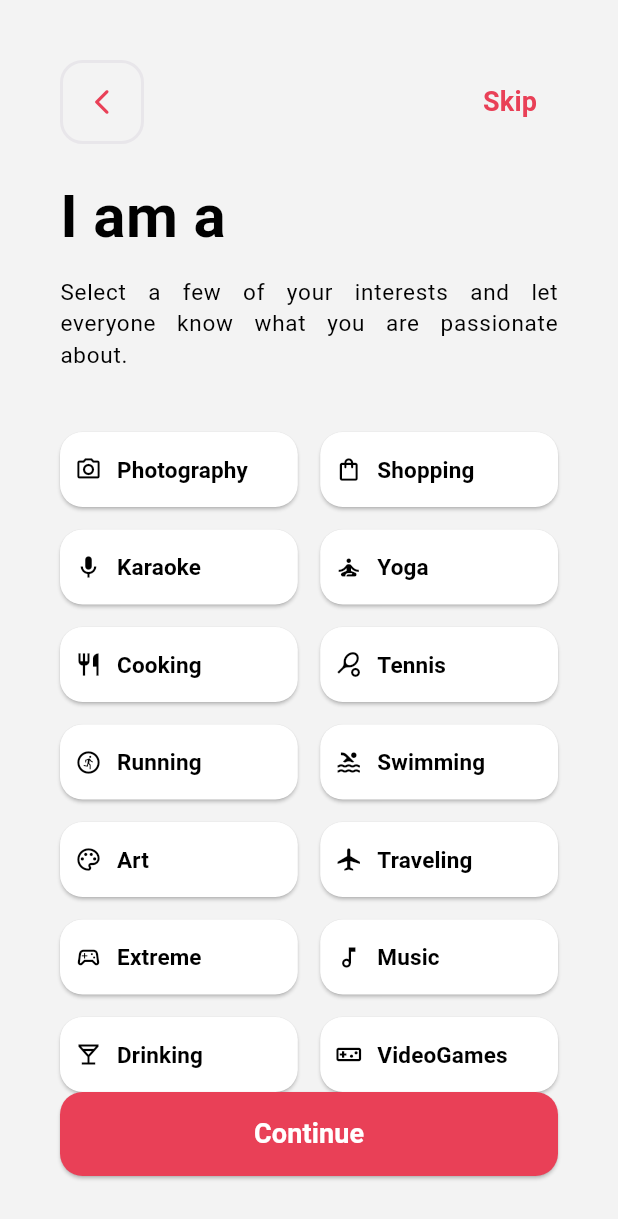
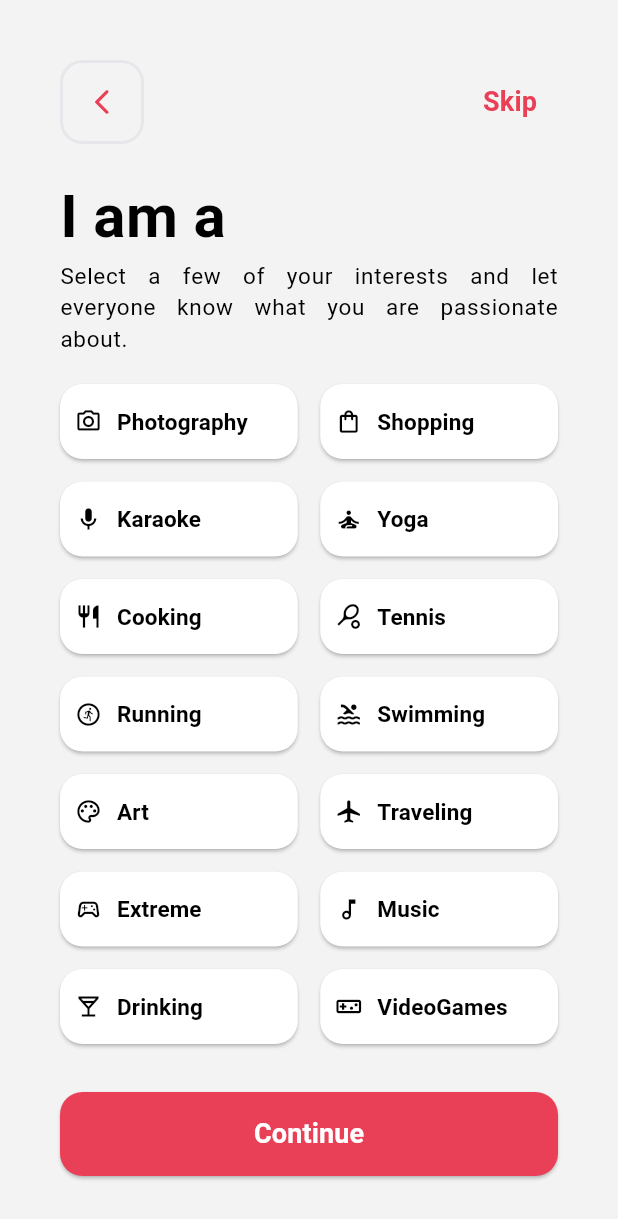
Before and after one commit to lantuyan/dating_app, a Flutter app: the screen it shows after launch, after a tap on "Continue", on a phone screen of 412 x 824 dp. Shown: the top 1219 px of the screen. Run offline on Flutter 3.47's test engine with Material 2 defaults, Android fonts, the phone set to English and light mode, and no system bars; our stand-ins replace dio, equatable, flutter_bloc, flutter_svg, freezed_annotation, get_it and 7 more; generated files the repository leaves out were written again.

Commit message:
Update passion_screen.dart
Keep original file

```diff
--- a/lib/screens/auth/passion/passion_screen.dart
+++ b/lib/screens/auth/passion/passion_screen.dart
@@ -2,7 +2,6 @@ import 'package:flutter/material.dart';
 
 import '../../../navigation/navigation.dart';
 import '../../../theme/color_schemes.dart';
-import '../../../theme/theme.dart';
 import '../widgets/widgets.dart';
 import 'model/passion.dart';
 import 'select_passion.dart';
@@ -15,9 +14,7 @@ class PassionScreen extends StatelessWidget {
   @override
   Widget build(BuildContext context) {
     final passionList = fakeInterests;
-    return MaterialApp(
-      theme: AppTheme.light,
-      home: Scaffold(
+    return Scaffold(
         appBar: PreferredSize(
           preferredSize: const Size(0, 96),
           child: Padding(
@@ -40,8 +37,7 @@ class PassionScreen extends StatelessWidget {
             mainAxisAlignment: MainAxisAlignment.spaceBetween,
             crossAxisAlignment: CrossAxisAlignment.stretch,
             children: [
-              Expanded(
-                child: Column(
+              Column(
                 mainAxisAlignment: MainAxisAlignment.spaceBetween,
                 crossAxisAlignment: CrossAxisAlignment.stretch,
                 children: [
@@ -87,7 +83,6 @@ class PassionScreen extends StatelessWidget {
                   ),
                 ],
               ),
-              ),
               // continueButon(),
               const ConfirmButton(
                 nextRoute: NavigationPath.friendScreen,
@@ -96,7 +91,6 @@ class PassionScreen extends StatelessWidget {
             ],
           ),
         ),
-      ),
       );
   }
 }
```
Lines whose indentation alone changed are shown as unchanged.
